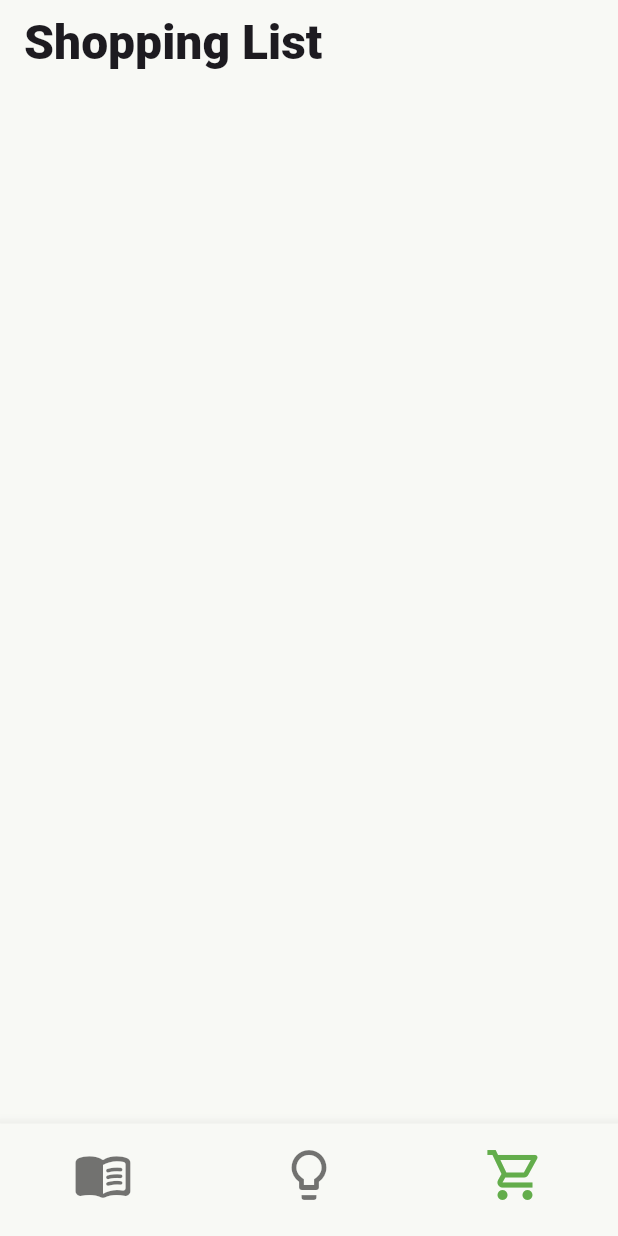
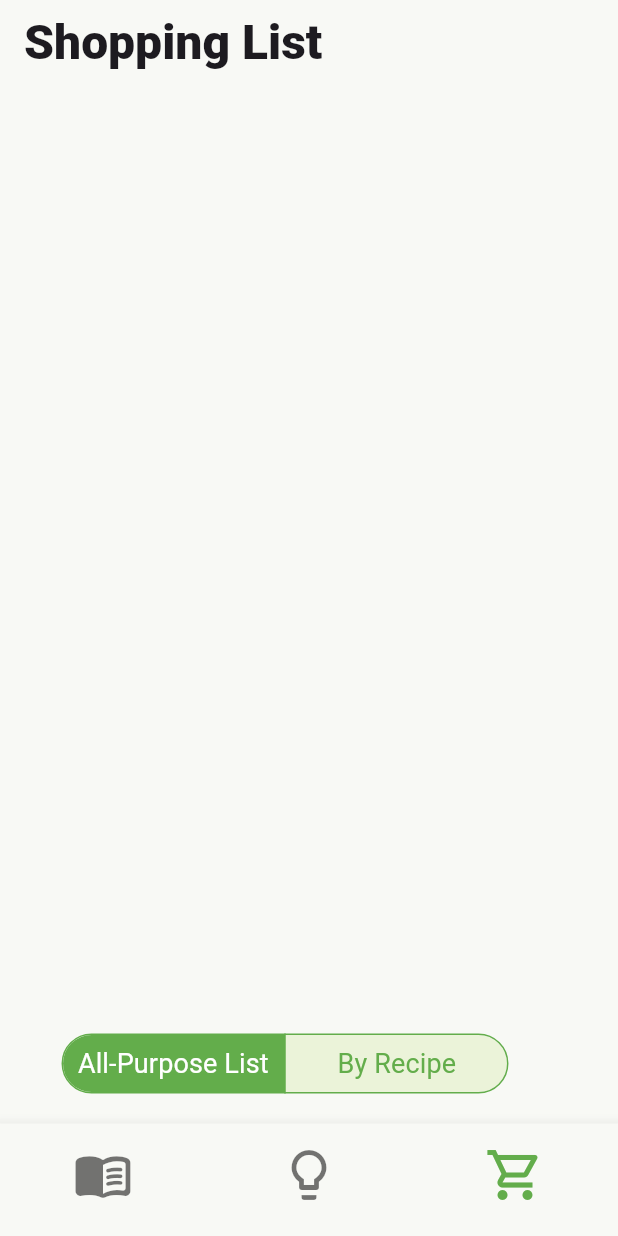
Before and after one commit to Jura17/dishdrop_app_projekt, a Flutter app: the screen it shows after launch, item 3 of the bottom bar chosen, on a phone screen of 412 x 824 dp. Run offline on Flutter 3.47's test engine with Material 3 defaults, Android fonts, the phone set to English and light mode, and no system bars.

Commit message:
feat: add foundation for segment button on shopping list screen to switch between shopping list types

```diff
--- a/lib/core/theme/app_theme.dart
+++ b/lib/core/theme/app_theme.dart
@@ -8,7 +8,6 @@ class AppTheme {
         appBarTheme: AppBarTheme(backgroundColor: AppColors.backdrop),
         scaffoldBackgroundColor: AppColors.backdrop,
         bottomNavigationBarTheme: BottomNavigationBarThemeData(
-          // backgroundColor: const Color.fromARGB(218, 73, 182, 37)),
           backgroundColor: AppColors.backdrop,
           selectedItemColor: AppColors.primary,
           showSelectedLabels: false,
@@ -38,5 +37,10 @@ class AppTheme {
             ),
           ),
         ),
+        segmentedButtonTheme: SegmentedButtonThemeData(
+          style: SegmentedButton.styleFrom(
+            side: BorderSide(color: AppColors.primary),
+          ),
+        ),
       );
 }
--- a/lib/data/models/recipe.dart
+++ b/lib/data/models/recipe.dart
@@ -11,8 +11,8 @@ class Recipe {
   int cookTime;
   int timesCooked = 0;
   List<String> directions;
-  List<ListItem>
-      ingredients; // TODO: probably needs to be a map so I can have ingredient group titles
+  // TODO: ingredients probably needs to be a map so I can have ingredient group titles
+  List<ListItem> ingredients;
   bool isFavorite = false;
 
   Recipe({
--- a/lib/data/models/shopping_list.dart
+++ b/lib/data/models/shopping_list.dart
@@ -1,11 +1,17 @@
 import 'list_item.dart';
 
 class ShoppingList {
-  bool isGeneralPurposeList = false;
+  bool isGeneralPurposeList;
   String title;
+  int servings;
   List<ListItem> shoppingItems = [];
 
-  ShoppingList(this.title, this.shoppingItems);
+  ShoppingList({
+    this.isGeneralPurposeList = false,
+    required this.title,
+    this.servings = 0,
+    required this.shoppingItems,
+  });
 
   void addShoppingItem(ListItem newShoppingItem) {
     shoppingItems.add(newShoppingItem);
--- a/lib/data/repositories/database_repository.dart
+++ b/lib/data/repositories/database_repository.dart
@@ -20,7 +20,7 @@ abstract class DatabaseRepository {
   List<ShoppingList> getAllShoppingLists();
 
   // delete
-  void removeShoppingList(String id);
+  void removeShoppingList(int id);
 
   // Die einzelnen items einer Einkaufsliste verwalte ich vermutlich fürs erste in der App.
   // Das heißt, wenn der Nutzer ein Item zu einer Liste hinzufügt, aktualisiert, entfernt etc. dann geschieht das in der App
--- a/lib/data/repositories/mock_database.dart
+++ b/lib/data/repositories/mock_database.dart
@@ -32,7 +32,7 @@ class MockDatabase implements DatabaseRepository {
   }
 
   @override
-  void removeShoppingList(String id) {
-    shoppingListData.remove(id);
+  void removeShoppingList(int id) {
+    shoppingListData.removeAt(id);
   }
 }
--- a/lib/data/repositories/shopping_list_mock_data.dart
+++ b/lib/data/repositories/shopping_list_mock_data.dart
@@ -3,8 +3,8 @@ import 'package:dishdrop_app_projekt/data/models/shopping_list.dart';
 
 final List<ShoppingList> shoppingListData = [
   ShoppingList(
-    "All-purpose list",
-    [
+    title: "All-purpose list",
+    shoppingItems: [
       ListItem(
         description: "olive oil",
         isShoppingListItem: true,
@@ -19,4 +19,84 @@ final List<ShoppingList> shoppingListData = [
       ),
     ],
   ),
+  ShoppingList(
+    title: "Sesame Chicken",
+    servings: 4,
+    shoppingItems: [
+      ListItem(
+          amount: 1.5,
+          unit: "lbs",
+          description: "chicken breast",
+          isShoppingListItem: true),
+      ListItem(amount: 2, description: "eggs beaten", isShoppingListItem: true),
+      ListItem(
+          description: "salt and pepper to taste", isShoppingListItem: true),
+      ListItem(
+          amount: 0.5,
+          unit: "cup",
+          description: "all purpose flour",
+          isShoppingListItem: true),
+      ListItem(
+          amount: 0.5,
+          unit: "cup",
+          description: "cornstarch",
+          isShoppingListItem: true),
+      ListItem(description: "oil for frying", isShoppingListItem: true),
+      ListItem(
+          amount: 1,
+          unit: "tsp",
+          description: "vegetable oil",
+          isShoppingListItem: true),
+      ListItem(
+          amount: 1,
+          unit: "tsp",
+          description: "minced fresh garlic",
+          isShoppingListItem: true),
+      ListItem(
+          amount: 0.25,
+          unit: "cup",
+          description: "honey",
+          isShoppingListItem: true),
+      ListItem(
+          amount: 0.25,
+          unit: "cup",
+          description: "soy sauce (reduced sodium if possible)",
+          isShoppingListItem: true),
+      ListItem(
+          amount: 2,
+          unit: "tbsp",
+          description: "ketchup",
+          isShoppingListItem: true),
+      ListItem(
+          amount: 3,
+          unit: "tbsp",
+          description: "brown sugar",
+          isShoppingListItem: true),
+      ListItem(
+          amount: 2,
+          unit: "tbsp",
+          description: "rice vinegar",
+          isShoppingListItem: true),
+      ListItem(
+          amount: 1,
+          unit: "tbsp",
+          description: "toasted sesame oil",
+          isShoppingListItem: true),
+      ListItem(
+          amount: 2,
+          unit: "tsps",
+          description: "cornstarch",
+          isShoppingListItem: true),
+      ListItem(
+          amount: 2,
+          unit: "tbsp",
+          description: "sesame seeds",
+          isShoppingListItem: true),
+      ListItem(
+          amount: 2,
+          unit: "tbsp",
+          description: "sliced green onions",
+          isShoppingListItem: true),
+    ],
+  ),
 ];
--- a/lib/ui/screens/shopping_list_screen.dart
+++ b/lib/ui/screens/shopping_list_screen.dart
@@ -1,3 +1,4 @@
+import 'package:dishdrop_app_projekt/ui/widgets/shopping_list_segment_button.dart';
 import 'package:flutter/material.dart';
 
 class ShoppingListScreen extends StatelessWidget {
@@ -10,6 +11,13 @@ class ShoppingListScreen extends StatelessWidget {
         title: Text("Shopping List",
             style: Theme.of(context).textTheme.headlineLarge),
       ),
+      body: Scaffold(),
+      floatingActionButton: Row(
+        mainAxisAlignment: MainAxisAlignment.center,
+        children: [
+          ShoppingListSegmentButton(),
+        ],
+      ),
     );
   }
 }
--- /dev/null
+++ b/lib/ui/widgets/shopping_list_segment_button.dart
@@ -0,0 +1,43 @@
+import 'package:dishdrop_app_projekt/core/theme/app_colors.dart';
+import 'package:flutter/material.dart';
+
+class ShoppingListSegmentButton extends StatefulWidget {
+  const ShoppingListSegmentButton({
+    super.key,
+  });
+
+  @override
+  State<ShoppingListSegmentButton> createState() =>
+      _ShoppingListSegmentButtonState();
+}
+
+class _ShoppingListSegmentButtonState extends State<ShoppingListSegmentButton> {
+  Set<String> _selected = {"allPurpose"};
+
+  @override
+  Widget build(BuildContext context) {
+    return SegmentedButton<String>(
+      style: SegmentedButton.styleFrom(
+        foregroundColor: AppColors.primary,
+        backgroundColor: AppColors.lightGreen,
+        selectedBackgroundColor: AppColors.primary,
+        selectedForegroundColor: Colors.white,
+      ),
+      emptySelectionAllowed: false,
+      showSelectedIcon: false,
+      multiSelectionEnabled: false,
+      segments: <ButtonSegment<String>>[
+        ButtonSegment(value: "allPurpose", label: Text("All-Purpose List")),
+        ButtonSegment(value: "byRecipe", label: Text("By Recipe")),
+      ],
+      selected: _selected,
+      onSelectionChanged: updateSelected,
+    );
+  }
+
+  void updateSelected(Set<String> newSelection) {
+    setState(() {
+      _selected = newSelection;
+    });
+  }
+}
```
Also changed, not shown: lib/ui/screens/new_recipe_screen.dart (+73 -30 lines).
